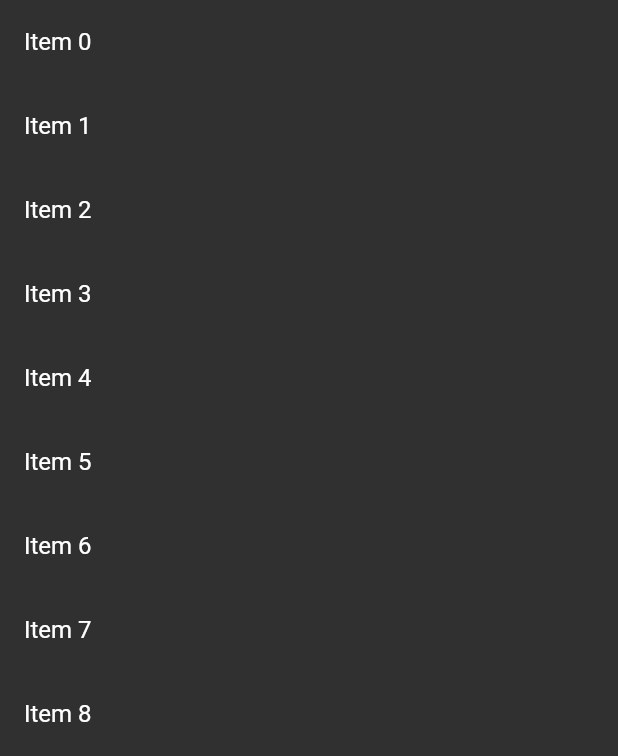
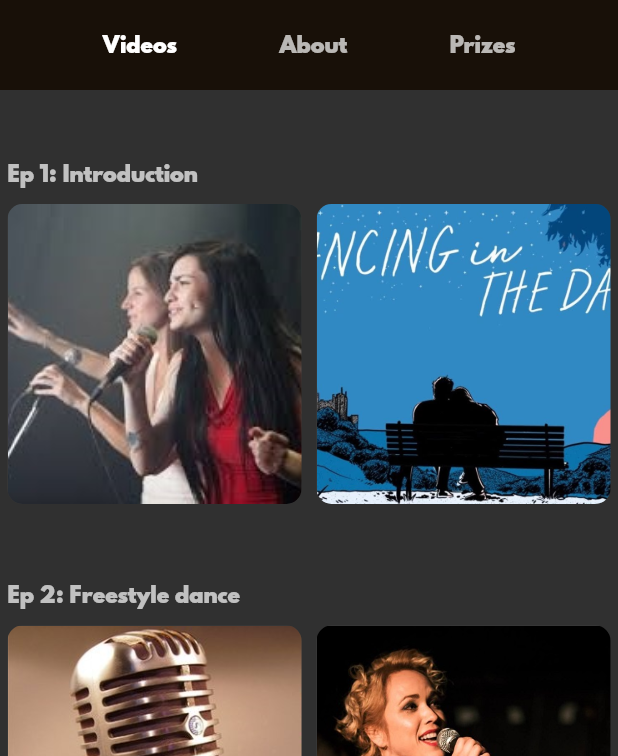
Before and after one commit to ujjwalmaity/FlutterUI, a Flutter app: the screen it shows after launch, after a tap on "Singing Stars", on a phone screen of 412 x 824 dp, the part 480-1236 px from its top. Run offline on Flutter 3.47's test engine with Material 2 defaults, Android fonts, the phone set to English and light mode, and no system bars; our stand-ins replace simple_animations.

Commit message:
Modify Details Screen

```diff
--- /dev/null
+++ b/lib/components/sliver_delegate.dart
@@ -0,0 +1,31 @@
+import 'package:FlutterUI/utilities/constants.dart';
+import 'package:flutter/material.dart';
+
+class Delegate extends SliverPersistentHeaderDelegate {
+  @override
+  Widget build(BuildContext context, double shrinkOffset, bool overlapsContent) {
+    return Container(
+      height: 60.0,
+      color: Color(0xFF181008),
+      child: Row(
+        mainAxisAlignment: MainAxisAlignment.spaceEvenly,
+        children: <Widget>[
+          Text('Videos', style: kTitleTextStyle3),
+          Text('About', style: kTitleTextStyle2),
+          Text('Prizes', style: kTitleTextStyle2),
+        ],
+      ),
+    );
+  }
+
+  @override
+  double get maxExtent => 60.0;
+
+  @override
+  double get minExtent => 60.0;
+
+  @override
+  bool shouldRebuild(SliverPersistentHeaderDelegate oldDelegate) {
+    return true;
+  }
+}
--- a/lib/screens/details_screen.dart
+++ b/lib/screens/details_screen.dart
@@ -1,3 +1,6 @@
+import 'package:FlutterUI/components/featured_container.dart';
+import 'package:FlutterUI/components/sliver_delegate.dart';
+import 'package:FlutterUI/utilities/constants.dart';
 import 'package:flutter/cupertino.dart';
 import 'package:flutter/material.dart';
 
@@ -7,8 +10,7 @@ class DetailsScreen extends StatelessWidget {
   @override
   Widget build(BuildContext context) {
     return Scaffold(
-      body: SafeArea(
-        child: CustomScrollView(
+      body: CustomScrollView(
         scrollDirection: Axis.vertical,
         slivers: <Widget>[
           SliverAppBar(
@@ -19,17 +21,27 @@ class DetailsScreen extends StatelessWidget {
               background: Image.asset('images/image1.jpg', fit: BoxFit.cover),
             ),
           ),
+          SliverPersistentHeader(
+            pinned: true,
+            delegate: Delegate(),
+          ),
           SliverList(
             delegate: SliverChildListDelegate(
-                List.generate(
-                  30,
-                  (int index) => ListTile(title: Text("Item $index")),
-                ),
+              [
+                SizedBox(height: 40.0),
+                Padding(padding: const EdgeInsets.all(5.0), child: Text('Ep 1: Introduction', style: kTitleTextStyle2)),
+                FeaturedContainer(image1: 'images/image3.jpg', image2: 'images/image4.jpg'),
+                SizedBox(height: 40.0),
+                Padding(padding: const EdgeInsets.all(5.0), child: Text('Ep 2: Freestyle dance', style: kTitleTextStyle2)),
+                FeaturedContainer(image1: 'images/image1.jpg', image2: 'images/image2.jpg'),
+                SizedBox(height: 40.0),
+                Padding(padding: const EdgeInsets.all(5.0), child: Text('Ep 3: Old songs', style: kTitleTextStyle2)),
+                FeaturedContainer(image1: 'images/image3.jpg', image2: 'images/image4.jpg'),
+              ],
             ),
           ),
         ],
       ),
-      ),
     );
   }
 }
```
Also changed, not shown: 7 other files. Lines whose indentation alone changed are shown as unchanged.
